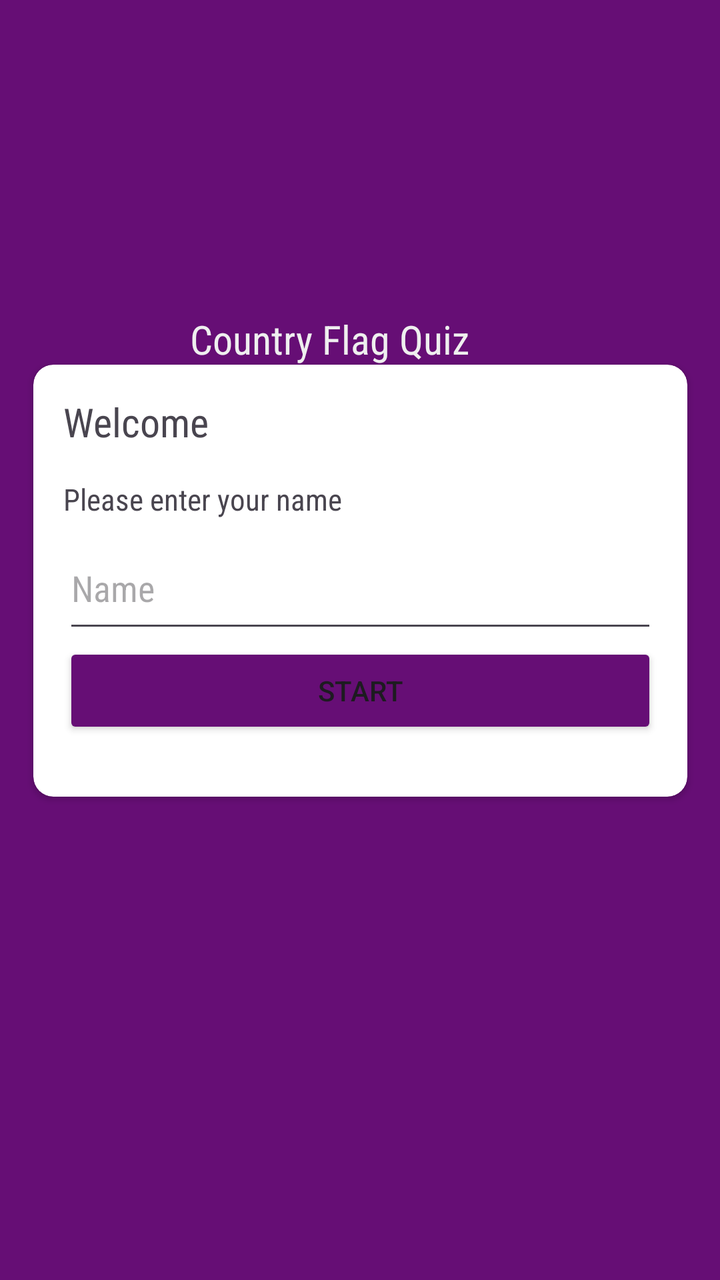
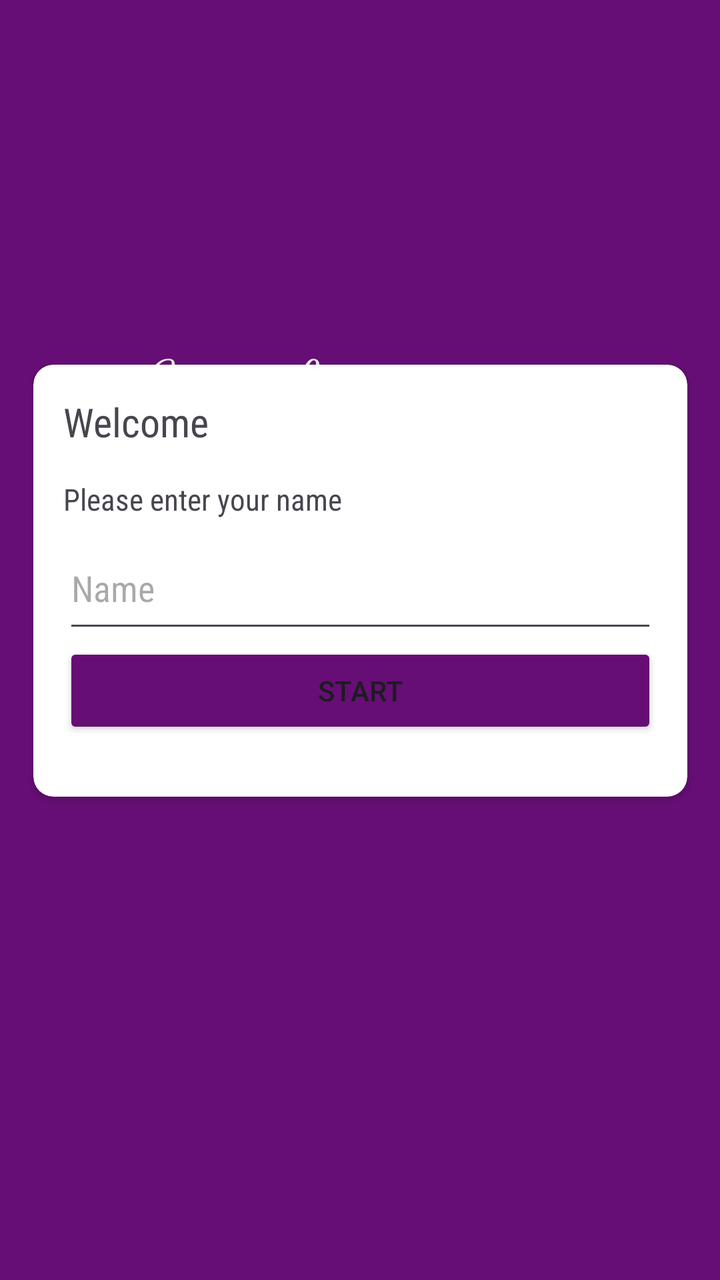

Before-and-after screenshots of an Android layout around one commit, followed by the original layout XML and the change that was made.
<!-- AndroidManifest.xml: application theme Theme.Quiz_mobile -->
<!-- res/layout/activity_main.xml -->
<?xml version="1.0" encoding="utf-8"?>
<androidx.constraintlayout.widget.ConstraintLayout xmlns:android="http://schemas.android.com/apk/res/android"
    xmlns:app="http://schemas.android.com/apk/res-auto"
    xmlns:tools="http://schemas.android.com/tools"
    android:id="@+id/main"
    android:layout_width="match_parent"
    android:layout_height="match_parent"
    android:background="@color/primary"
    tools:context=".activities.MainActivity">

    <TextView
        android:id="@+id/mainBanner"
        android:layout_width="169dp"
        android:layout_height="41dp"
        android:layout_marginTop="156dp"
        android:fontFamily="sans-serif-condensed"
        android:text="@string/main_banner_text"
        android:textAlignment="center"
        android:textColor="#EFEFEF"
        android:textSize="20sp"
        android:textStyle="normal"
        app:layout_constraintEnd_toEndOf="parent"
        app:layout_constraintHorizontal_bias="0.498"
        app:layout_constraintStart_toStartOf="parent"
        app:layout_constraintTop_toTopOf="parent" />

    <androidx.cardview.widget.CardView
        android:id="@+id/cardView"
        android:layout_width="327dp"
        android:layout_height="216dp"
        android:background="#EFEFEF"
        android:padding="15dp"
        app:cardCornerRadius="10dp"
        app:contentPadding="15dp"
        app:layout_constraintBottom_toBottomOf="parent"
        app:layout_constraintEnd_toEndOf="parent"
        app:layout_constraintStart_toStartOf="parent"
        app:layout_constraintTop_toTopOf="parent"
        app:layout_constraintVertical_bias="0.43">

        <LinearLayout
            android:layout_width="297dp"
            android:layout_height="183dp"
            android:orientation="vertical">

            <TextView
                android:id="@+id/welcomeTextView"
                android:layout_width="match_parent"
                android:layout_height="34dp"
                android:fontFamily="sans-serif-condensed"
                android:text="@string/welcome_text"
                android:textAlignment="center"
                android:textSize="20sp" />

            <Space
                android:layout_width="match_parent"
                android:layout_height="8dp" />

            <TextView
                android:id="@+id/namePromptTextView"
                android:layout_width="match_parent"
                android:layout_height="24dp"
                android:fontFamily="sans-serif-condensed"
                android:text="@string/name_prompt_text"
                android:textAlignment="center"
                android:textSize="15sp" />

            <EditText
                android:id="@+id/nameEditText"
                android:layout_width="match_parent"
                android:layout_height="58dp"
                android:ems="10"
                android:fontFamily="sans-serif-condensed"
                android:hint="Name"
                android:inputType="textPersonName" />

            <Button
                android:id="@+id/startButton"
                android:layout_width="match_parent"
                android:layout_height="wrap_content"
                android:text="@string/start_btn_text"
                android:textAllCaps="true"
                app:backgroundTint="@color/primary" />

        </LinearLayout>

    </androidx.cardview.widget.CardView>

</androidx.constraintlayout.widget.ConstraintLayout>
<!-- resources referenced by this layout -->
<resources>
  <color name="primary">#660E75</color>
  <string name="main_banner_text">Country Flag Quiz</string>
  <string name="name_prompt_text">Please enter your name</string>
  <string name="start_btn_text">Start</string>
  <string name="welcome_text">Welcome</string>
  <style name="Theme.Quiz_mobile" parent="Base.Theme.Quiz_mobile" />
  <style name="Base.Theme.Quiz_mobile" parent="Theme.Material3.DayNight.NoActionBar">
          
          
      </style>
</resources>

<!-- the commit's change to res/layout/activity_main.xml (unified diff, before → after) -->
@@ -10,17 +10,16 @@
 
     <TextView
         android:id="@+id/mainBanner"
-        android:layout_width="169dp"
-        android:layout_height="41dp"
-        android:layout_marginTop="156dp"
-        android:fontFamily="sans-serif-condensed"
+        android:layout_width="215dp"
+        android:layout_height="44dp"
+        android:layout_marginTop="168dp"
+        android:fontFamily="cursive"
         android:text="@string/main_banner_text"
         android:textAlignment="center"
         android:textColor="#EFEFEF"
-        android:textSize="20sp"
+        android:textSize="30sp"
         android:textStyle="normal"
         app:layout_constraintEnd_toEndOf="parent"
-        app:layout_constraintHorizontal_bias="0.498"
         app:layout_constraintStart_toStartOf="parent"
         app:layout_constraintTop_toTopOf="parent" />
 
<!-- resource entries referenced after the edit -->
@@ -1,12 +1,12 @@
 <!-- resources referenced by this layout -->
 <resources>
   <color name="primary">#660E75</color>
-  <string name="main_banner_text">Country Flag Quiz</string>
+  <string name="main_banner_text">Seven Learn</string>
   <string name="name_prompt_text">Please enter your name</string>
   <string name="start_btn_text">Start</string>
   <string name="welcome_text">Welcome</string>
-  <style name="Theme.Quiz_mobile" parent="Base.Theme.Quiz_mobile" />
-  <style name="Base.Theme.Quiz_mobile" parent="Theme.Material3.DayNight.NoActionBar">
+  <style name="Theme.seven_learn" parent="Base.Theme.seven_learn" />
+  <style name="Base.Theme.seven_learn" parent="Theme.Material3.DayNight.NoActionBar">
           
           
       </style>
